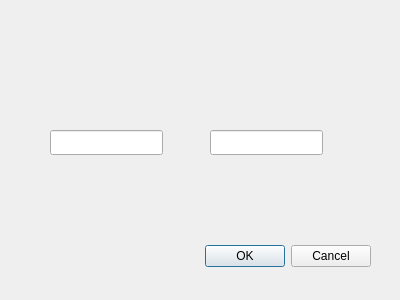
This is dialoginsertobject.ui in AnejVovcak/EGUI2023L-Vovcak-Anej as Qt 5 draws it before an edit. The edited form follows.
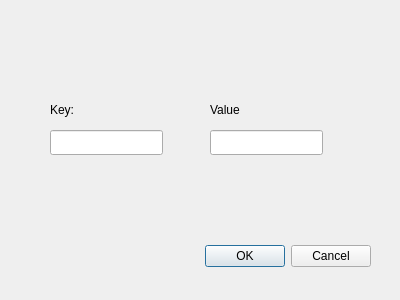
This is the edited form.

Commit message: deleting unused code

What changed in the file:
```diff
--- a/dialoginsertobject.ui
+++ b/dialoginsertobject.ui
@@ -49,6 +49,32 @@
     </rect>
    </property>
   </widget>
+  <widget class="QLabel" name="label">
+   <property name="geometry">
+    <rect>
+     <x>50</x>
+     <y>100</y>
+     <width>63</width>
+     <height>20</height>
+    </rect>
+   </property>
+   <property name="text">
+    <string>Key:</string>
+   </property>
+  </widget>
+  <widget class="QLabel" name="label_2">
+   <property name="geometry">
+    <rect>
+     <x>210</x>
+     <y>100</y>
+     <width>63</width>
+     <height>20</height>
+    </rect>
+   </property>
+   <property name="text">
+    <string>Value</string>
+   </property>
+  </widget>
  </widget>
  <resources/>
  <connections>
```
The commit also changes 2 other files.
